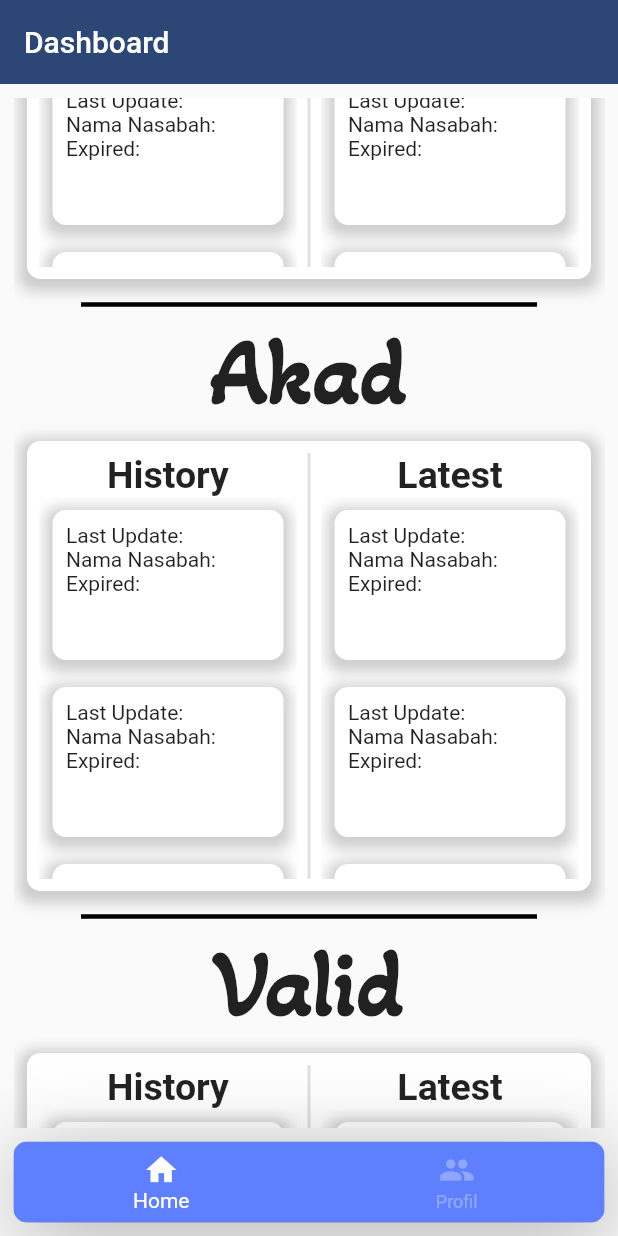
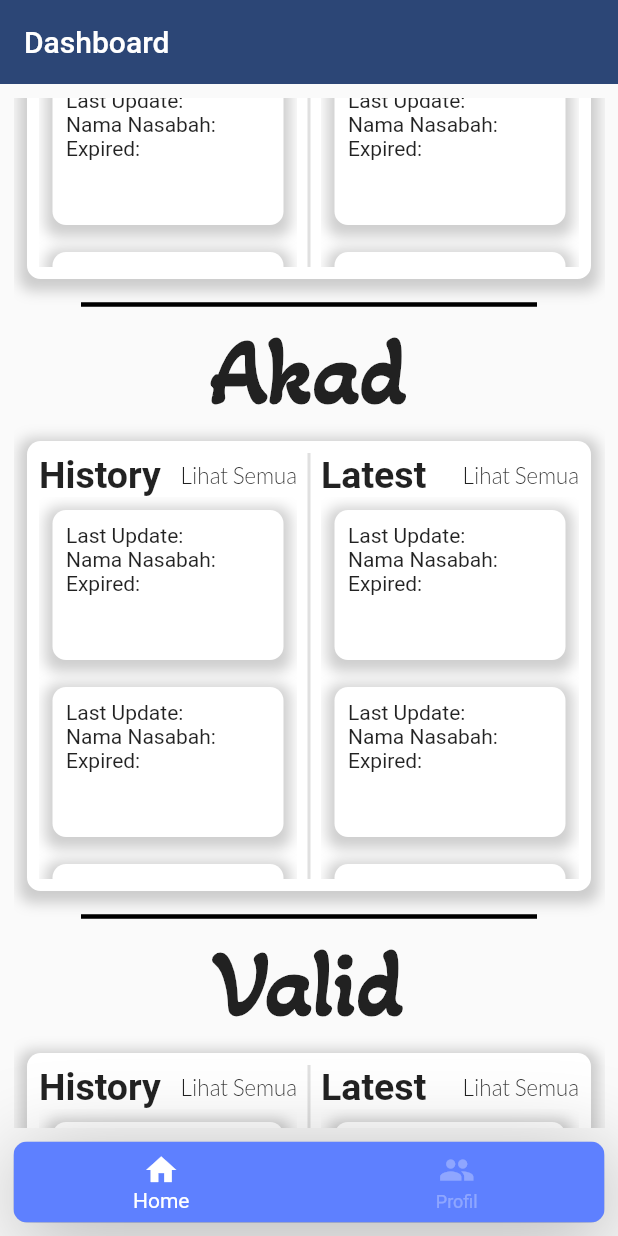
Before and after one commit to dimlat/acc_admin, a Flutter app: the screen it shows after launch, scrolled down 1152 dp, on a phone screen of 412 x 824 dp. Run offline on Flutter 3.47's test engine with Material 2 defaults, Android fonts, the phone set to English and light mode, and no system bars; our stand-ins replace firebase_auth, firebase_core, get, google_fonts; accounts and stored records are empty.

Commit message:
tambah lihat semua

```diff
--- a/lib/core/constants/font_styling.dart
+++ b/lib/core/constants/font_styling.dart
@@ -7,6 +7,10 @@ TextStyle get kFontHeaderStyle => const TextStyle(
 TextStyle get kFontTitleStyle => GoogleFonts.roboto(
     textStyle: const TextStyle(fontSize: 25, fontWeight: FontWeight.bold));
 
+TextStyle get kFontSubTitleStyle => GoogleFonts.lato(
+    textStyle: const TextStyle(fontSize: 15, fontWeight: FontWeight.w300));
+
+
 // this is example if you want to use googlefonts pub
 // TextStyle get kFontHeaderStyle => GoogleFonts.arsenal(
 //     textStyle: const TextStyle(fontSize: 62, fontWeight: FontWeight.bold));
--- a/lib/features/home/presentation/widgets/reusable_column_widget.dart
+++ b/lib/features/home/presentation/widgets/reusable_column_widget.dart
@@ -14,7 +14,13 @@ class ReusableColumnWidget extends StatelessWidget {
   Widget build(BuildContext context) {
     return Column(
       children: [
-        Text(title!, style: kFontTitleStyle),
+        Row(
+          mainAxisAlignment: MainAxisAlignment.spaceBetween,
+          children: [
+            Text(title!, style: kFontTitleStyle),
+            Text("Lihat Semua", style: kFontSubTitleStyle),
+          ],
+        ),
         Expanded(
           child: SingleChildScrollView(
             child: Column(
```
